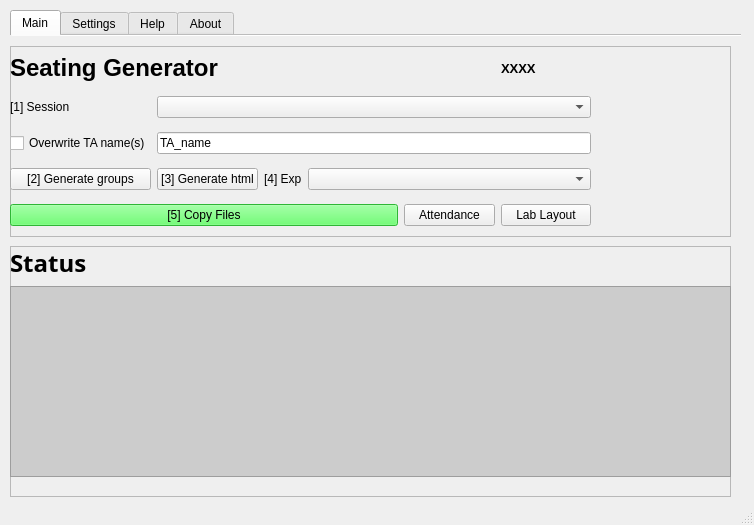
Above: YorkULabSeating_v5.ui from tdgskinner/yorku-phys-lab-seating before the change. Below: the same form after it.
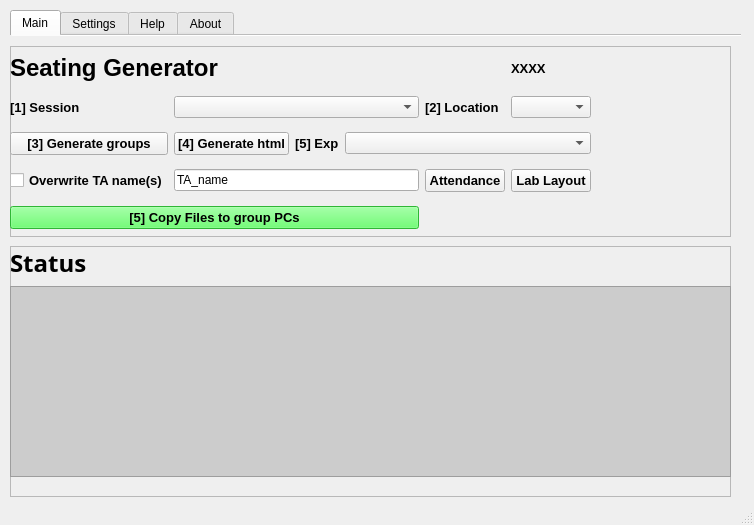
That is the form after the change. Icons and pictures are not drawn.

Commit message: room select implemented

Diff of the .ui file:
```diff
--- a/YorkULabSeating_v5.ui
+++ b/YorkULabSeating_v5.ui
@@ -89,18 +89,8 @@
         </rect>
        </property>
        <layout class="QGridLayout" name="gridLayout_3">
-        <item row="4" column="1" colspan="5">
-         <widget class="QComboBox" name="comboBox_session">
-          <property name="sizePolicy">
-           <sizepolicy hsizetype="Minimum" vsizetype="Fixed">
-            <horstretch>0</horstretch>
-            <verstretch>0</verstretch>
-           </sizepolicy>
-          </property>
-         </widget>
-        </item>
-        <item row="6" column="1">
-         <widget class="QPushButton" name="pushButton_htmlgen">
+        <item row="8" column="0" colspan="4">
+         <widget class="QPushButton" name="pushButton_copyfiles">
           <property name="sizePolicy">
            <sizepolicy hsizetype="Preferred" vsizetype="Fixed">
             <horstretch>0</horstretch>
@@ -110,91 +100,33 @@
           <property name="font">
            <font>
             <family>Arial</family>
+            <pointsize>10</pointsize>
+            <weight>75</weight>
+            <bold>true</bold>
            </font>
           </property>
-          <property name="text">
-           <string>[3] Generate html</string>
+          <property name="styleSheet">
+           <string notr="true">background-color: rgb(66, 255, 75);</string>
           </property>
-         </widget>
-        </item>
-        <item row="5" column="1" colspan="5">
-         <widget class="QLineEdit" name="lineEdit_TAname">
           <property name="text">
-           <string>TA_name</string>
+           <string>[5] Copy Files to group PCs</string>
           </property>
          </widget>
         </item>
         <item row="6" column="0">
-         <widget class="QPushButton" name="pushButton_grouping">
-          <property name="sizePolicy">
-           <sizepolicy hsizetype="Preferred" vsizetype="Fixed">
-            <horstretch>0</horstretch>
-            <verstretch>0</verstretch>
-           </sizepolicy>
-          </property>
-          <property name="font">
-           <font>
-            <family>Arial</family>
-           </font>
-          </property>
-          <property name="text">
-           <string>[2] Generate groups</string>
-          </property>
-         </widget>
-        </item>
-        <item row="5" column="0">
          <widget class="QCheckBox" name="checkBox_TAname_overwrite">
+          <property name="font">
+           <font>
+            <pointsize>10</pointsize>
+            <weight>75</weight>
+            <bold>true</bold>
+           </font>
+          </property>
           <property name="text">
            <string>Overwrite TA name(s)</string>
           </property>
          </widget>
         </item>
-        <item row="4" column="0">
-         <widget class="QLabel" name="label_15">
-          <property name="sizePolicy">
-           <sizepolicy hsizetype="Fixed" vsizetype="Preferred">
-            <horstretch>0</horstretch>
-            <verstretch>0</verstretch>
-           </sizepolicy>
-          </property>
-          <property name="text">
-           <string>[1] Session</string>
-          </property>
-         </widget>
-        </item>
-        <item row="6" column="2">
-         <widget class="QLabel" name="label_6">
-          <property name="sizePolicy">
-           <sizepolicy hsizetype="Fixed" vsizetype="Preferred">
-            <horstretch>0</horstretch>
-            <verstretch>0</verstretch>
-           </sizepolicy>
-          </property>
-          <property name="text">
-           <string>[4] Exp</string>
-          </property>
-         </widget>
-        </item>
-        <item row="0" column="0" colspan="5">
-         <widget class="QLabel" name="label_5">
-          <property name="sizePolicy">
-           <sizepolicy hsizetype="Preferred" vsizetype="Fixed">
-            <horstretch>0</horstretch>
-            <verstretch>0</verstretch>
-           </sizepolicy>
-          </property>
-          <property name="font">
-           <font>
-            <pointsize>18</pointsize>
-            <weight>75</weight>
-            <bold>true</bold>
-           </font>
-          </property>
-          <property name="text">
-           <string>Seating Generator</string>
-          </property>
-         </widget>
-        </item>
         <item row="0" column="5">
          <widget class="QLabel" name="course_label">
           <property name="font">
@@ -209,15 +141,45 @@
           </property>
          </widget>
         </item>
-        <item row="7" column="5">
-         <widget class="QPushButton" name="pushButton_labLayout">
+        <item row="0" column="0" colspan="5">
+         <widget class="QLabel" name="label_5">
+          <property name="sizePolicy">
+           <sizepolicy hsizetype="Preferred" vsizetype="Fixed">
+            <horstretch>0</horstretch>
+            <verstretch>0</verstretch>
+           </sizepolicy>
+          </property>
+          <property name="font">
+           <font>
+            <pointsize>18</pointsize>
+            <weight>75</weight>
+            <bold>true</bold>
+           </font>
+          </property>
           <property name="text">
-           <string>Lab Layout</string>
+           <string>Seating Generator</string>
           </property>
          </widget>
         </item>
-        <item row="7" column="0" colspan="4">
-         <widget class="QPushButton" name="pushButton_copyfiles">
+        <item row="4" column="5">
+         <widget class="QComboBox" name="comboBox_room"/>
+        </item>
+        <item row="4" column="4">
+         <widget class="QLabel" name="label_3">
+          <property name="font">
+           <font>
+            <pointsize>10</pointsize>
+            <weight>75</weight>
+            <bold>true</bold>
+           </font>
+          </property>
+          <property name="text">
+           <string>[2] Location</string>
+          </property>
+         </widget>
+        </item>
+        <item row="5" column="0">
+         <widget class="QPushButton" name="pushButton_grouping">
           <property name="sizePolicy">
            <sizepolicy hsizetype="Preferred" vsizetype="Fixed">
             <horstretch>0</horstretch>
@@ -227,25 +189,124 @@
           <property name="font">
            <font>
             <family>Arial</family>
+            <pointsize>10</pointsize>
+            <weight>75</weight>
+            <bold>true</bold>
            </font>
           </property>
-          <property name="styleSheet">
-           <string notr="true">background-color: rgb(66, 255, 75);</string>
+          <property name="text">
+           <string>[3] Generate groups</string>
           </property>
+         </widget>
+        </item>
+        <item row="5" column="1">
+         <widget class="QPushButton" name="pushButton_htmlgen">
+          <property name="sizePolicy">
+           <sizepolicy hsizetype="Preferred" vsizetype="Fixed">
+            <horstretch>0</horstretch>
+            <verstretch>0</verstretch>
+           </sizepolicy>
+          </property>
+          <property name="font">
+           <font>
+            <family>Arial</family>
+            <pointsize>10</pointsize>
+            <weight>75</weight>
+            <bold>true</bold>
+           </font>
+          </property>
           <property name="text">
-           <string>[5] Copy Files</string>
+           <string>[4] Generate html</string>
           </property>
          </widget>
         </item>
-        <item row="7" column="4">
+        <item row="5" column="2">
+         <widget class="QLabel" name="label_6">
+          <property name="sizePolicy">
+           <sizepolicy hsizetype="Fixed" vsizetype="Preferred">
+            <horstretch>0</horstretch>
+            <verstretch>0</verstretch>
+           </sizepolicy>
+          </property>
+          <property name="font">
+           <font>
+            <pointsize>10</pointsize>
+            <weight>75</weight>
+            <bold>true</bold>
+           </font>
+          </property>
+          <property name="text">
+           <string>[5] Exp</string>
+          </property>
+         </widget>
+        </item>
+        <item row="5" column="3" colspan="3">
+         <widget class="QComboBox" name="comboBox_exp_id"/>
+        </item>
+        <item row="6" column="1" colspan="3">
+         <widget class="QLineEdit" name="lineEdit_TAname">
+          <property name="text">
+           <string>TA_name</string>
+          </property>
+         </widget>
+        </item>
+        <item row="6" column="4">
          <widget class="QPushButton" name="pushButton_att">
+          <property name="font">
+           <font>
+            <pointsize>10</pointsize>
+            <weight>75</weight>
+            <bold>true</bold>
+           </font>
+          </property>
           <property name="text">
            <string>Attendance</string>
           </property>
          </widget>
         </item>
-        <item row="6" column="3" colspan="3">
-         <widget class="QComboBox" name="comboBox_exp_id"/>
+        <item row="6" column="5">
+         <widget class="QPushButton" name="pushButton_labLayout">
+          <property name="font">
+           <font>
+            <pointsize>10</pointsize>
+            <weight>75</weight>
+            <bold>true</bold>
+           </font>
+          </property>
+          <property name="text">
+           <string>Lab Layout</string>
+          </property>
+         </widget>
+        </item>
+        <item row="4" column="1" colspan="3">
+         <widget class="QComboBox" name="comboBox_session">
+          <property name="sizePolicy">
+           <sizepolicy hsizetype="Minimum" vsizetype="Fixed">
+            <horstretch>0</horstretch>
+            <verstretch>0</verstretch>
+           </sizepolicy>
+          </property>
+         </widget>
+        </item>
+        <item row="4" column="0">
+         <widget class="QLabel" name="label_15">
+          <property name="sizePolicy">
+           <sizepolicy hsizetype="Fixed" vsizetype="Preferred">
+            <horstretch>0</horstretch>
+            <verstretch>0</verstretch>
+           </sizepolicy>
+          </property>
+          <property name="font">
+           <font>
+            <pointsize>10</pointsize>
+            <weight>75</weight>
+            <bold>true</bold>
+           </font>
+          </property>
+          <property name="text">
+           <string>[1] Session</string>
+          </property>
+         </widget>
         </item>
        </layout>
       </widget>
```
Left out of the diff: 8 changed lines with no effect on the pictures. The commit also changes 2 other files.
